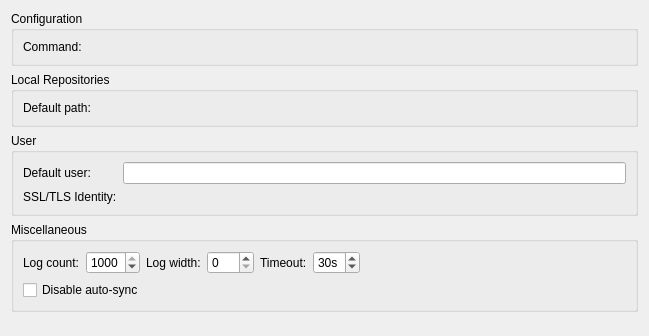
Before: the Qt Designer form src/plugins/fossil/optionspage.ui in nomadbyte/qtcreator-plugin-fossil, drawn with Qt 5.
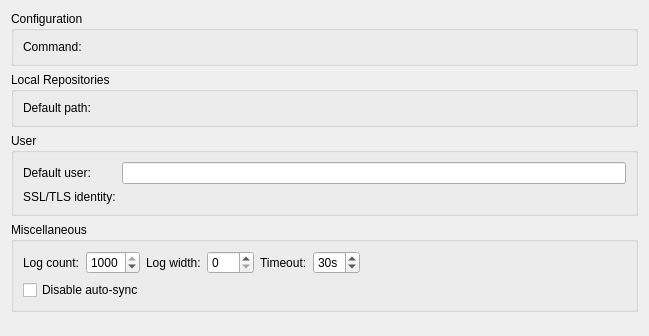
After: the same form once the commit is applied. Custom widgets are drawn as their Qt base class.

```diff
--- a/src/plugins/fossil/optionspage.ui
+++ b/src/plugins/fossil/optionspage.ui
@@ -94,7 +94,7 @@
          <string>SSL/TLS client identity key to use if requested by the server.</string>
         </property>
         <property name="text">
-         <string>SSL/TLS Identity:</string>
+         <string>SSL/TLS identity:</string>
         </property>
        </widget>
       </item>
```
Left out of the diff: 12 changed lines with no effect on the pictures.
